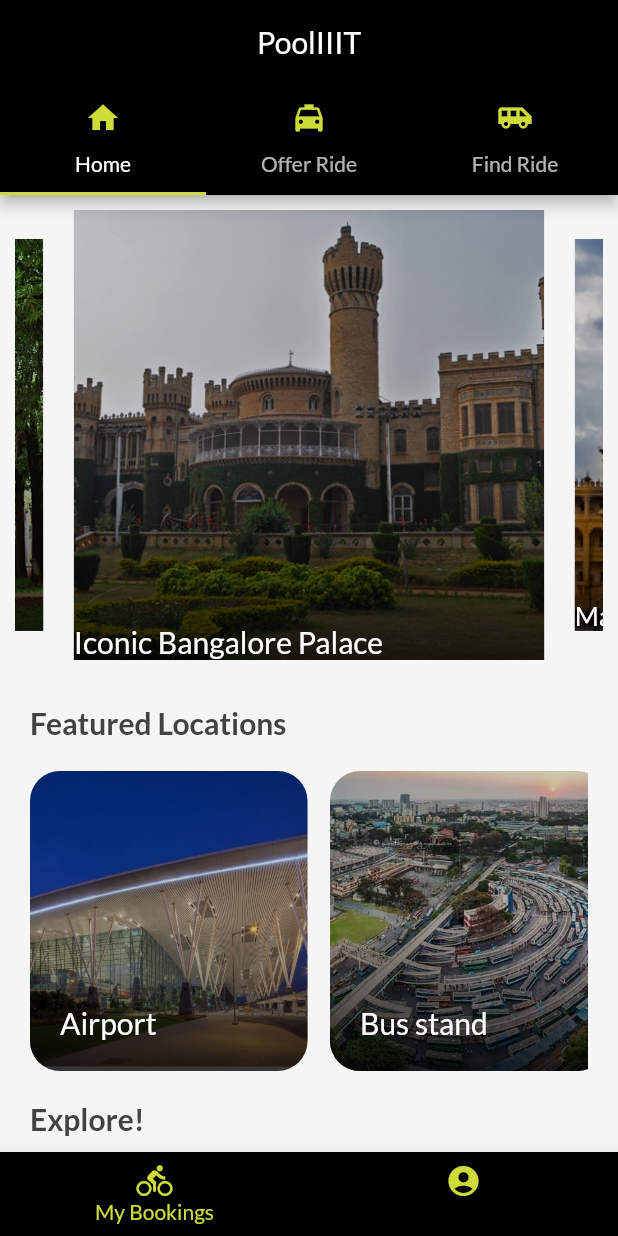
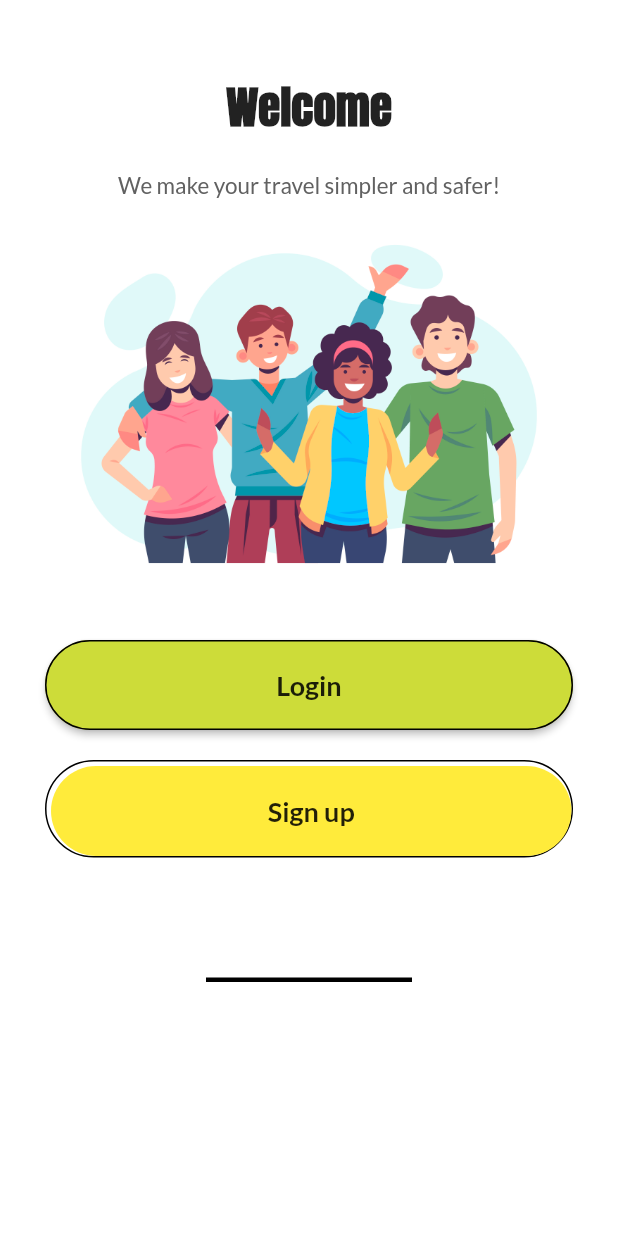
Before and after one commit to jaggu21/PoolIIIT_mobileApp, a Flutter app: the screen it shows after launch, on a phone screen of 412 x 824 dp. Run offline on Flutter 3.47's test engine with Material 2 defaults, Android fonts, the phone set to English and light mode, and no system bars; drawn by our look-alikes of carousel_slider; our stand-ins replace date_time_picker, transparent_image.

Commit message:
Added Auth Screens

```diff
--- a/lib/main.dart
+++ b/lib/main.dart
@@ -1,5 +1,8 @@
 import 'package:PoolIIIT_mobileApp/screens/RideScreens/findRide.dart';
 import 'package:PoolIIIT_mobileApp/screens/RideScreens/offerRide.dart';
+import 'package:PoolIIIT_mobileApp/screens/authScreens/auth.dart';
+import 'package:PoolIIIT_mobileApp/screens/authScreens/login.dart';
+import 'package:PoolIIIT_mobileApp/screens/authScreens/signup.dart';
 import 'package:PoolIIIT_mobileApp/screens/bookingScreens/airport.dart';
 import 'package:PoolIIIT_mobileApp/screens/bookingScreens/bus_stand.dart';
 import 'package:PoolIIIT_mobileApp/screens/bookingScreens/metro_station.dart';
@@ -35,9 +38,12 @@ class MyApp extends StatelessWidget {
           accentColor: Colors.lime,
           fontFamily: 'Lato',
         ),
-        home: SplashScreen(),
+        home: AuthScreen(),
         routes: {
           MyHomePage.routeName: (context) => MyHomePage(),
+          AuthScreen.routeName: (context) => AuthScreen(),
+          LoginPage.routeName: (context) => LoginPage(),
+          SignUpPage.routeName: (context) => SignUpPage(),
           FindRide.routeName: (context) => FindRide(),
           OfferRide.routeName: (context) => OfferRide(),
           Airport.routeName: (context) => Airport(),
--- a/lib/providers/booking.dart
+++ b/lib/providers/booking.dart
@@ -136,7 +136,6 @@ class Rides with ChangeNotifier {
       );
     });
     _rides = bookedRides.reversed.toList();
-    //print(_rides[0].getDateTime);
     notifyListeners();
   }
 
--- /dev/null
+++ b/lib/screens/authScreens/auth.dart
@@ -0,0 +1,145 @@
+import 'package:PoolIIIT_mobileApp/screens/authScreens/login.dart';
+import 'package:PoolIIIT_mobileApp/screens/authScreens/signup.dart';
+import 'package:flutter/material.dart';
+
+import '../home_page.dart';
+import '../home_page.dart';
+
+class AuthScreen extends StatefulWidget {
+  static const String routeName = '/auth';
+  @override
+  _AuthScreenState createState() => _AuthScreenState();
+}
+
+class _AuthScreenState extends State<AuthScreen> {
+  @override
+  Widget build(BuildContext context) {
+    return Scaffold(
+      backgroundColor: Colors.white,
+      body: SafeArea(
+        child: Container(
+          width: double.infinity,
+          height: MediaQuery.of(context).size.height,
+          padding: EdgeInsets.symmetric(
+            horizontal: 30,
+            vertical: 50,
+          ),
+          child: Column(
+            children: <Widget>[
+              Column(
+                children: <Widget>[
+                  Text(
+                    "Welcome",
+                    style: TextStyle(
+                      fontWeight: FontWeight.bold,
+                      fontSize: 30,
+                      fontFamily: "Anton",
+                    ),
+                  ),
+                  SizedBox(
+                    height: 20,
+                  ),
+                  Text(
+                    "We make your travel simpler and safer!",
+                    textAlign: TextAlign.center,
+                    style: TextStyle(color: Colors.grey[700], fontSize: 15),
+                  ),
+                ],
+              ),
+              Container(
+                height: MediaQuery.of(context).size.height / 3,
+                decoration: BoxDecoration(
+                  image: DecorationImage(
+                    image: AssetImage('assets/images/auth1.jpg'),
+                  ),
+                ),
+              ),
+              SizedBox(
+                height: 20,
+              ),
+              Column(
+                children: <Widget>[
+                  MaterialButton(
+                    color: Theme.of(context).accentColor,
+                    minWidth: double.infinity,
+                    height: 60,
+                    onPressed: () {
+                      Navigator.push(
+                        context,
+                        MaterialPageRoute(
+                          builder: (context) => LoginPage(),
+                        ),
+                      );
+                    },
+                    shape: RoundedRectangleBorder(
+                      side: BorderSide(color: Colors.black),
+                      borderRadius: BorderRadius.circular(50),
+                    ),
+                    child: Text(
+                      "Login",
+                      style: TextStyle(
+                        fontWeight: FontWeight.w600,
+                        fontSize: 18,
+                      ),
+                    ),
+                  ),
+                  SizedBox(
+                    height: 20,
+                  ),
+                  Container(
+                    padding: EdgeInsets.only(top: 3, left: 3),
+                    decoration: BoxDecoration(
+                        borderRadius: BorderRadius.circular(50),
+                        border: Border(
+                          bottom: BorderSide(color: Colors.black),
+                          top: BorderSide(color: Colors.black),
+                          left: BorderSide(color: Colors.black),
+                          right: BorderSide(color: Colors.black),
+                        )),
+                    child: MaterialButton(
+                      minWidth: double.infinity,
+                      height: 60,
+                      onPressed: () {
+                        Navigator.push(
+                          context,
+                          MaterialPageRoute(
+                            builder: (context) => SignUpPage(),
+                          ),
+                        );
+                      },
+                      color: Colors.yellow,
+                      elevation: 0,
+                      shape: RoundedRectangleBorder(
+                        borderRadius: BorderRadius.circular(50),
+                      ),
+                      child: Text(
+                        "Sign up",
+                        style: TextStyle(
+                          fontWeight: FontWeight.w600,
+                          fontSize: 18,
+                        ),
+                      ),
+                    ),
+                  ),
+                  SizedBox(
+                    height: 80,
+                  ),
+                  Padding(
+                    padding: const EdgeInsets.symmetric(
+                      horizontal: 10.0,
+                    ),
+                    child: Container(
+                      height: 3.0,
+                      width: MediaQuery.of(context).size.width / 3,
+                      color: Colors.black,
+                    ),
+                  ),
+                ],
+              )
+            ],
+          ),
+        ),
+      ),
+    );
+  }
+}
```
Also changed, not shown: lib/screens/authScreens/login.dart (added, +165 -0 lines), lib/screens/authScreens/signup.dart (added, +197 -0 lines), assets/images/auth1.jpg (added), assets/images/auth2.jpg (added), assets/images/auth3.jpg (added).
